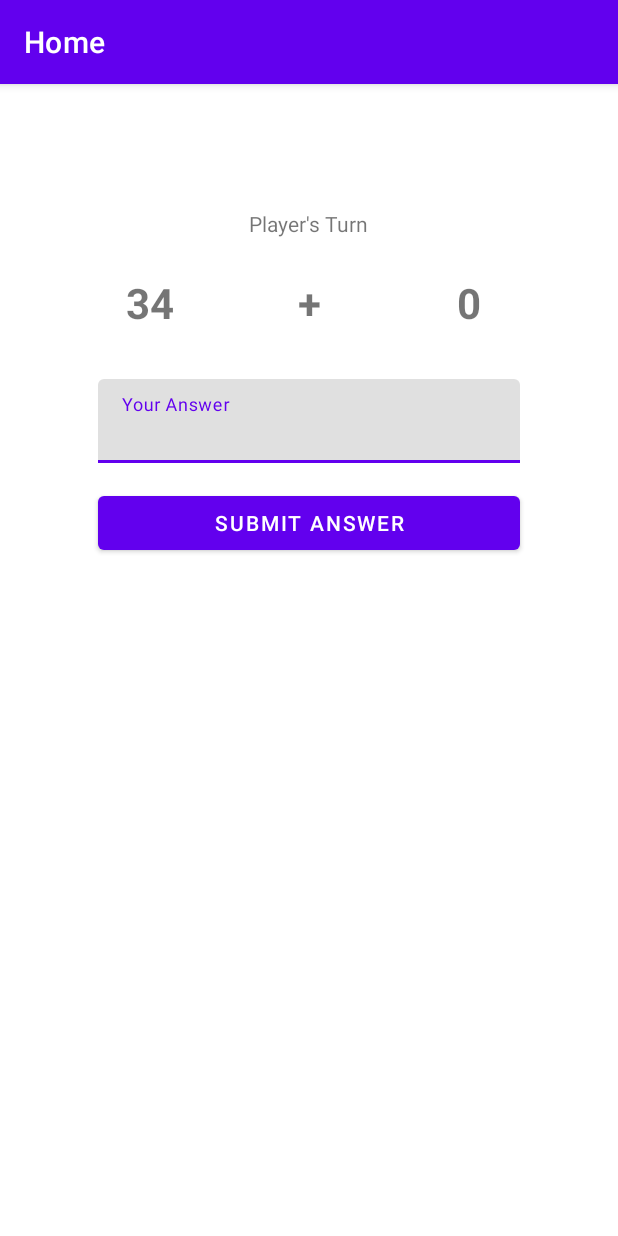
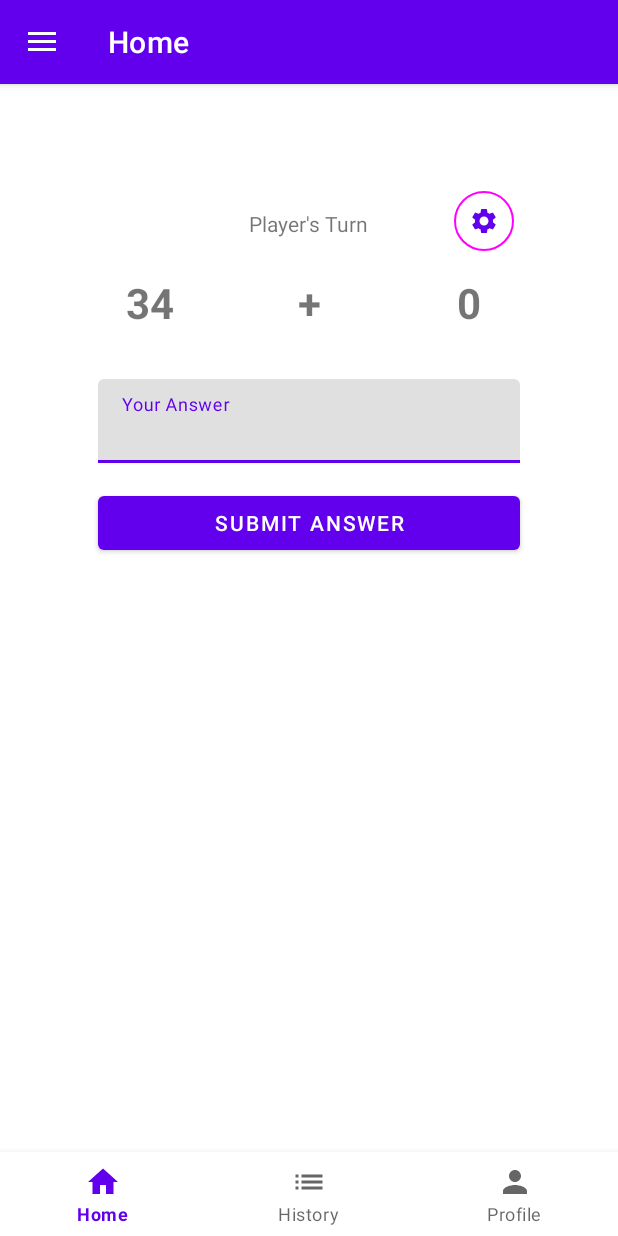
Before and after one commit to baumkuchenn/ANMPWeek1, an Android app: the screen it shows after launch (MainActivity), on a phone screen of 412 x 824 dp. Run offline under Robolectric (Android 15) with nearby library versions, the phone set to English and light mode, and no system bars; our stand-ins replace navigation-ui.

Commit message:
Tambahan : + Materi Week 3 - BtnOption eror

```diff
--- a/app/src/main/java/com/misoramen/anmpweek1/MainActivity.kt
+++ b/app/src/main/java/com/misoramen/anmpweek1/MainActivity.kt
@@ -5,17 +5,26 @@ import android.os.Bundle
 import androidx.navigation.NavController
 import androidx.navigation.fragment.NavHostFragment
 import androidx.navigation.ui.NavigationUI
+import androidx.navigation.ui.setupWithNavController
+import com.misoramen.anmpweek1.databinding.ActivityMainBinding
 
 class MainActivity : AppCompatActivity() {
     private lateinit var navController: NavController
+    private lateinit var binding: ActivityMainBinding
     override fun onCreate(savedInstanceState: Bundle?) {
         super.onCreate(savedInstanceState)
-        setContentView(R.layout.activity_main)
+        binding = ActivityMainBinding.inflate(layoutInflater)
+        val view = binding.root
+        setContentView(view)
+
         navController = (supportFragmentManager.findFragmentById(R.id.navHost) as NavHostFragment).navController
-        NavigationUI.setupActionBarWithNavController(this, navController)
+        NavigationUI.setupActionBarWithNavController(this, navController, binding.drawerLayout)
+        NavigationUI.setupWithNavController(binding.navView, navController)
+        binding.bottomNav.setupWithNavController(navController)
     }
 
     override fun onSupportNavigateUp(): Boolean {
-        return navController.navigateUp()
+        return NavigationUI.navigateUp(navController, binding.drawerLayout)
+                || super.onSupportNavigateUp()
     }
 }
--- a/app/src/main/java/com/misoramen/anmpweek1/MainFragment.kt
+++ b/app/src/main/java/com/misoramen/anmpweek1/MainFragment.kt
@@ -50,5 +50,10 @@ class MainFragment : Fragment() {
             binding.txtNumber1.text = number1.toString()
             binding.txtNumber2.text = number2.toString()
         }
+
+        binding.btnOption.setOnClickListener {
+            val action = MainFragmentDirections.actionOptionFragment()
+            Navigation.findNavController(it).navigate(action)
+        }
     }
 }
--- /dev/null
+++ b/app/src/main/res/drawable/baseline_home_24.xml
@@ -0,0 +1,5 @@
+<vector android:height="24dp" android:tint="#000000"
+    android:viewportHeight="24" android:viewportWidth="24"
+    android:width="24dp" xmlns:android="http://schemas.android.com/apk/res/android">
+    <path android:fillColor="@android:color/white" android:pathData="M10,20v-6h4v6h5v-8h3L12,3 2,12h3v8z"/>
+</vector>
--- /dev/null
+++ b/app/src/main/res/drawable/baseline_list_24.xml
@@ -0,0 +1,5 @@
+<vector android:autoMirrored="true" android:height="24dp"
+    android:tint="#000000" android:viewportHeight="24"
+    android:viewportWidth="24" android:width="24dp" xmlns:android="http://schemas.android.com/apk/res/android">
+    <path android:fillColor="@android:color/white" android:pathData="M3,13h2v-2L3,11v2zM3,17h2v-2L3,15v2zM3,9h2L5,7L3,7v2zM7,13h14v-2L7,11v2zM7,17h14v-2L7,15v2zM7,7v2h14L21,7L7,7z"/>
+</vector>
--- /dev/null
+++ b/app/src/main/res/drawable/baseline_person_24.xml
@@ -0,0 +1,5 @@
+<vector android:height="24dp" android:tint="#000000"
+    android:viewportHeight="24" android:viewportWidth="24"
+    android:width="24dp" xmlns:android="http://schemas.android.com/apk/res/android">
+    <path android:fillColor="@android:color/white" android:pathData="M12,12c2.21,0 4,-1.79 4,-4s-1.79,-4 -4,-4 -4,1.79 -4,4 1.79,4 4,4zM12,14c-2.67,0 -8,1.34 -8,4v2h16v-2c0,-2.66 -5.33,-4 -8,-4z"/>
+</vector>
--- /dev/null
+++ b/app/src/main/res/drawable/baseline_settings_24.xml
@@ -0,0 +1,5 @@
+<vector android:height="24dp" android:tint="#000000"
+    android:viewportHeight="24" android:viewportWidth="24"
+    android:width="24dp" xmlns:android="http://schemas.android.com/apk/res/android">
+    <path android:fillColor="@android:color/white" android:pathData="M19.14,12.94c0.04,-0.3 0.06,-0.61 0.06,-0.94c0,-0.32 -0.02,-0.64 -0.07,-0.94l2.03,-1.58c0.18,-0.14 0.23,-0.41 0.12,-0.61l-1.92,-3.32c-0.12,-0.22 -0.37,-0.29 -0.59,-0.22l-2.39,0.96c-0.5,-0.38 -1.03,-0.7 -1.62,-0.94L14.4,2.81c-0.04,-0.24 -0.24,-0.41 -0.48,-0.41h-3.84c-0.24,0 -0.43,0.17 -0.47,0.41L9.25,5.35C8.66,5.59 8.12,5.92 7.63,6.29L5.24,5.33c-0.22,-0.08 -0.47,0 -0.59,0.22L2.74,8.87C2.62,9.08 2.66,9.34 2.86,9.48l2.03,1.58C4.84,11.36 4.8,11.69 4.8,12s0.02,0.64 0.07,0.94l-2.03,1.58c-0.18,0.14 -0.23,0.41 -0.12,0.61l1.92,3.32c0.12,0.22 0.37,0.29 0.59,0.22l2.39,-0.96c0.5,0.38 1.03,0.7 1.62,0.94l0.36,2.54c0.05,0.24 0.24,0.41 0.48,0.41h3.84c0.24,0 0.44,-0.17 0.47,-0.41l0.36,-2.54c0.59,-0.24 1.13,-0.56 1.62,-0.94l2.39,0.96c0.22,0.08 0.47,0 0.59,-0.22l1.92,-3.32c0.12,-0.22 0.07,-0.47 -0.12,-0.61L19.14,12.94zM12,15.6c-1.98,0 -3.6,-1.62 -3.6,-3.6s1.62,-3.6 3.6,-3.6s3.6,1.62 3.6,3.6S13.98,15.6 12,15.6z"/>
+</vector>
--- a/app/src/main/res/layout/activity_main.xml
+++ b/app/src/main/res/layout/activity_main.xml
@@ -1,7 +1,13 @@
 <?xml version="1.0" encoding="utf-8"?>
-<androidx.constraintlayout.widget.ConstraintLayout xmlns:android="http://schemas.android.com/apk/res/android"
+<androidx.drawerlayout.widget.DrawerLayout xmlns:android="http://schemas.android.com/apk/res/android"
     xmlns:app="http://schemas.android.com/apk/res-auto"
     xmlns:tools="http://schemas.android.com/tools"
+    android:id="@+id/drawerLayout"
+    android:layout_width="match_parent"
+    android:layout_height="match_parent"
+    android:fitsSystemWindows="true">
+
+<androidx.constraintlayout.widget.ConstraintLayout
     android:layout_width="match_parent"
     android:layout_height="match_parent"
     tools:context=".MainActivity">
@@ -17,4 +23,25 @@
         app:layout_constraintStart_toStartOf="parent"
         app:layout_constraintTop_toTopOf="parent"
         app:navGraph="@navigation/game_navigation" />
+
+    <com.google.android.material.bottomnavigation.BottomNavigationView
+        android:id="@+id/bottomNav"
+        android:layout_width="0dp"
+        android:layout_height="wrap_content"
+        app:layout_constraintBottom_toBottomOf="parent"
+        app:layout_constraintEnd_toEndOf="parent"
+        app:layout_constraintStart_toStartOf="parent"
+        app:menu="@menu/bottom_menu" >
+
+    </com.google.android.material.bottomnavigation.BottomNavigationView>
+
 </androidx.constraintlayout.widget.ConstraintLayout>
+
+    <com.google.android.material.navigation.NavigationView
+        android:id="@+id/navView"
+        android:layout_width="wrap_content"
+        android:layout_height="match_parent"
+        android:layout_gravity="start"
+        app:menu="@menu/bottom_menu" />
+
+</androidx.drawerlayout.widget.DrawerLayout>
--- a/app/src/main/res/layout/fragment_main.xml
+++ b/app/src/main/res/layout/fragment_main.xml
@@ -88,5 +88,16 @@
             app:layout_constraintStart_toEndOf="@+id/textView4"
             app:layout_constraintTop_toBottomOf="@+id/textView2" />
 
+        <Button
+            android:id="@+id/btnOption"
+            style="@style/Widget.Material3.Button.IconButton.Outlined"
+            android:layout_width="wrap_content"
+            android:layout_height="wrap_content"
+            android:layout_marginTop="48dp"
+            android:layout_marginEnd="64dp"
+            app:icon="@drawable/baseline_settings_24"
+            app:layout_constraintEnd_toEndOf="parent"
+            app:layout_constraintTop_toTopOf="parent" />
+
     </androidx.constraintlayout.widget.ConstraintLayout>
 </FrameLayout>
--- /dev/null
+++ b/app/src/main/res/menu/bottom_menu.xml
@@ -0,0 +1,20 @@
+<?xml version="1.0" encoding="utf-8"?>
+<menu xmlns:app="http://schemas.android.com/apk/res-auto"
+    xmlns:android="http://schemas.android.com/apk/res/android">
+
+    <item
+        android:id="@+id/itemHome"
+        android:icon="@drawable/baseline_home_24"
+        android:title="Home"
+        app:showAsAction="always" />
+    <item
+        android:id="@+id/itemHistory"
+        android:icon="@drawable/baseline_list_24"
+        android:title="History"
+        app:showAsAction="always" />
+    <item
+        android:id="@+id/itemProfile"
+        android:icon="@drawable/baseline_person_24"
+        android:title="Profile"
+        app:showAsAction="always" />
+</menu>
--- a/app/src/main/res/navigation/game_navigation.xml
+++ b/app/src/main/res/navigation/game_navigation.xml
@@ -3,7 +3,7 @@
     xmlns:app="http://schemas.android.com/apk/res-auto"
     xmlns:tools="http://schemas.android.com/tools"
     android:id="@+id/game_navigation"
-    app:startDestination="@id/mainFragment">
+    app:startDestination="@id/itemHome">
 
     <fragment
         android:id="@+id/gameFragment"
@@ -12,15 +12,16 @@
         tools:layout="@layout/fragment_game">
         <action
             android:id="@+id/actionMainFragment"
-            app:destination="@id/mainFragment"
+            app:destination="@id/itemHome"
             app:enterAnim="@android:anim/slide_in_left"
-            app:exitAnim="@android:anim/slide_out_right" />
+            app:exitAnim="@android:anim/slide_out_right"
+            app:popUpTo="@id/itemHome" />
         <argument
             android:name="score"
             app:argType="integer" />
     </fragment>
     <fragment
-        android:id="@+id/mainFragment"
+        android:id="@+id/itemHome"
         android:name="com.misoramen.anmpweek1.MainFragment"
         android:label="Home"
         tools:layout="@layout/fragment_main">
@@ -29,5 +30,23 @@
             app:destination="@id/gameFragment"
             app:enterAnim="@android:anim/slide_in_left"
             app:exitAnim="@android:anim/slide_out_right" />
+        <action
+            android:id="@+id/actionOptionFragment"
+            app:destination="@id/optionFragment" />
     </fragment>
+    <fragment
+        android:id="@+id/itemHistory"
+        android:name="com.misoramen.anmpweek1.HistoryFragment"
+        android:label="fragment_history"
+        tools:layout="@layout/fragment_history" />
+    <fragment
+        android:id="@+id/itemProfile"
+        android:name="com.misoramen.anmpweek1.ProfileFragment"
+        android:label="fragment_profile"
+        tools:layout="@layout/fragment_profile" />
+    <dialog
+        android:id="@+id/optionFragment"
+        android:name="com.misoramen.anmpweek1.OptionFragment"
+        android:label="fragment_option"
+        tools:layout="@layout/fragment_option" />
 </navigation>
```
Also changed, not shown: app/src/main/java/com/misoramen/anmpweek1/HistoryFragment.kt (added, +18 -0 lines), app/src/main/java/com/misoramen/anmpweek1/OptionFragment.kt (added, +29 -0 lines), app/src/main/java/com/misoramen/anmpweek1/ProfileFragment.kt (added, +16 -0 lines), app/src/main/res/layout/fragment_history.xml (added, +14 -0 lines), app/src/main/res/layout/fragment_option.xml (added, +93 -0 lines), app/src/main/res/layout/fragment_profile.xml (added, +14 -0 lines).
